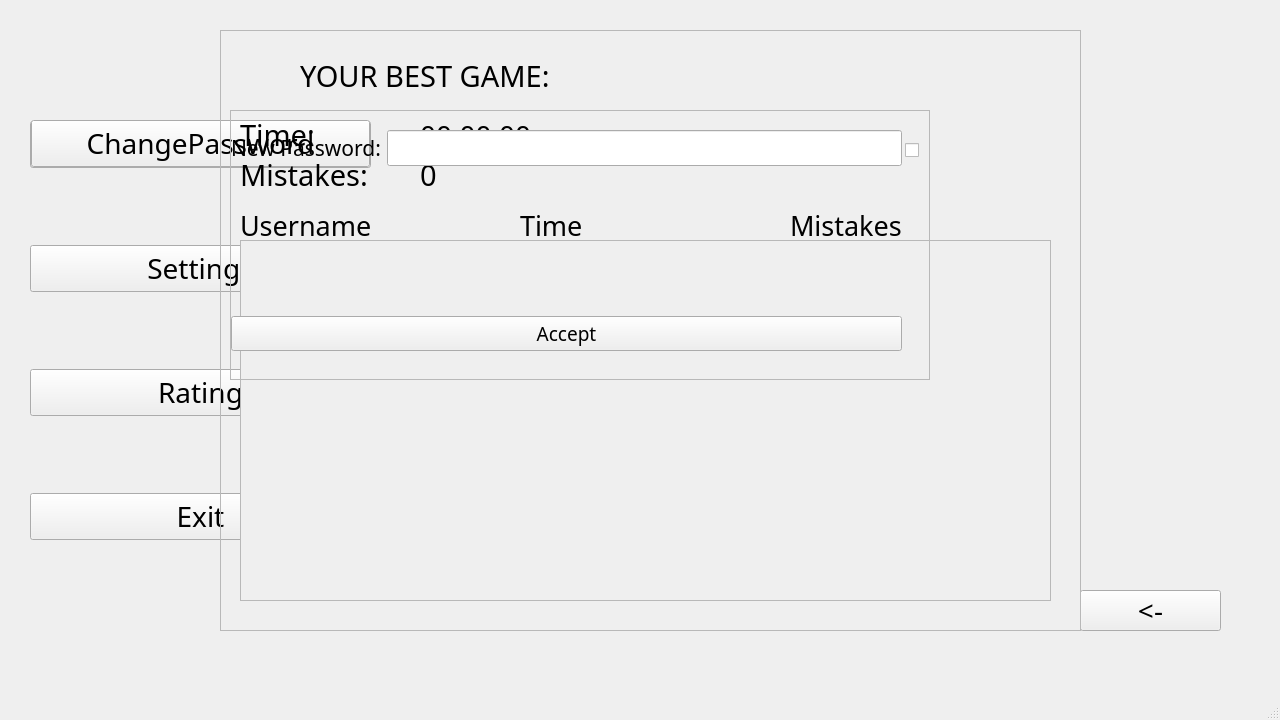
The window that MemoryTrainingPY/resources/ui/mainMenu.ui (ElliotMoran/MemoryTrainingPY) describes before a commit, drawn with Qt 5.
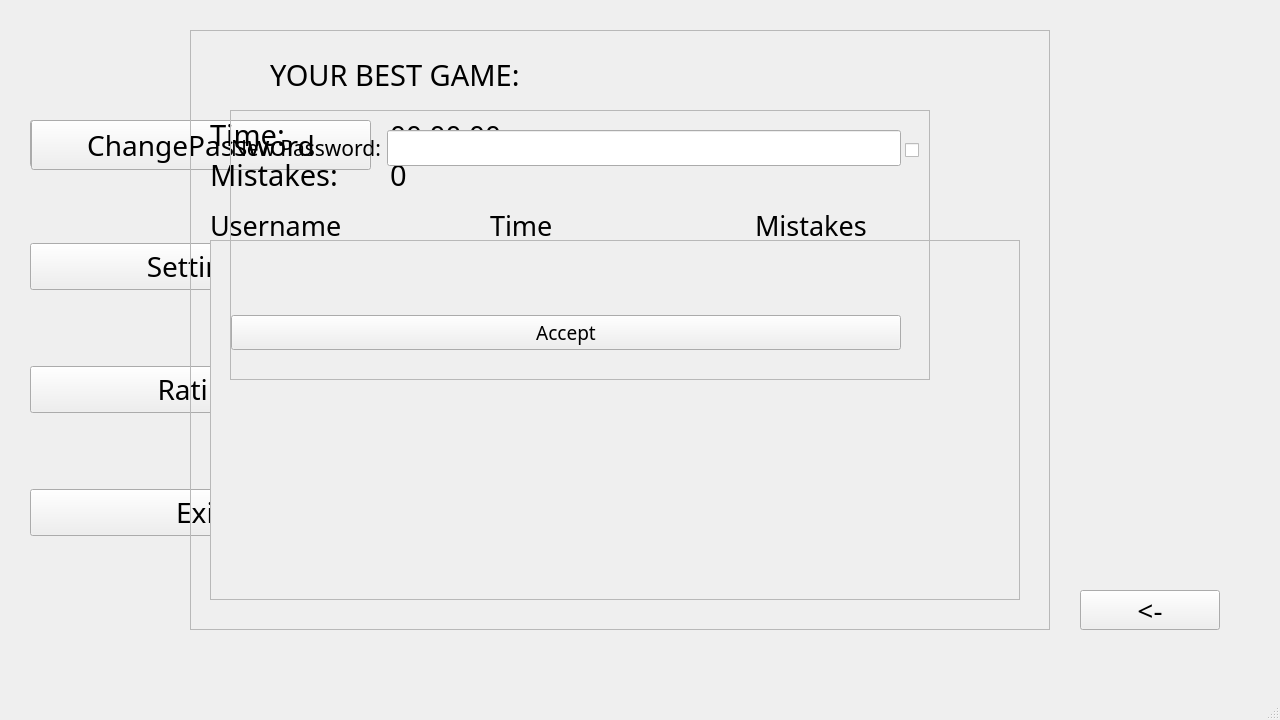
The same window after the commit.

```diff
--- a/MemoryTrainingPY/resources/ui/mainMenu.ui
+++ b/MemoryTrainingPY/resources/ui/mainMenu.ui
@@ -25,8 +25,8 @@
      <rect>
       <x>30</x>
       <y>50</y>
-      <width>341</width>
-      <height>561</height>
+      <width>340</width>
+      <height>560</height>
      </rect>
     </property>
     <layout class="QVBoxLayout" name="verticalLayout">
@@ -89,8 +89,8 @@
      <rect>
       <x>31</x>
       <y>120</y>
-      <width>339</width>
-      <height>47</height>
+      <width>340</width>
+      <height>50</height>
      </rect>
     </property>
     <property name="font">
@@ -108,8 +108,8 @@
      <rect>
       <x>1080</x>
       <y>590</y>
-      <width>141</width>
-      <height>41</height>
+      <width>140</width>
+      <height>40</height>
      </rect>
     </property>
     <property name="font">
@@ -125,10 +125,10 @@
    <widget class="QFrame" name="frameRating">
     <property name="geometry">
      <rect>
-      <x>220</x>
+      <x>190</x>
       <y>30</y>
-      <width>861</width>
-      <height>601</height>
+      <width>860</width>
+      <height>600</height>
      </rect>
     </property>
     <property name="frameShape">
@@ -142,8 +142,8 @@
       <rect>
        <x>80</x>
        <y>20</y>
-       <width>281</width>
-       <height>51</height>
+       <width>280</width>
+       <height>50</height>
       </rect>
      </property>
      <property name="font">
@@ -237,8 +237,8 @@
       <rect>
        <x>20</x>
        <y>210</y>
-       <width>811</width>
-       <height>361</height>
+       <width>810</width>
+       <height>360</height>
       </rect>
      </property>
      <property name="widgetResizable">
@@ -249,8 +249,8 @@
        <rect>
         <x>0</x>
         <y>0</y>
-        <width>807</width>
-        <height>357</height>
+        <width>806</width>
+        <height>356</height>
        </rect>
       </property>
      </widget>
@@ -296,7 +296,7 @@
     <widget class="QLabel" name="label_4">
      <property name="geometry">
       <rect>
-       <x>570</x>
+       <x>565</x>
        <y>180</y>
        <width>140</width>
        <height>30</height>
@@ -333,8 +333,8 @@
       <rect>
        <x>1</x>
        <y>20</y>
-       <width>671</width>
-       <height>221</height>
+       <width>670</width>
+       <height>220</height>
       </rect>
      </property>
      <layout class="QVBoxLayout" name="verticalLayout_2">
```
Left out of the diff: 4 changed lines with no effect on the pictures.
